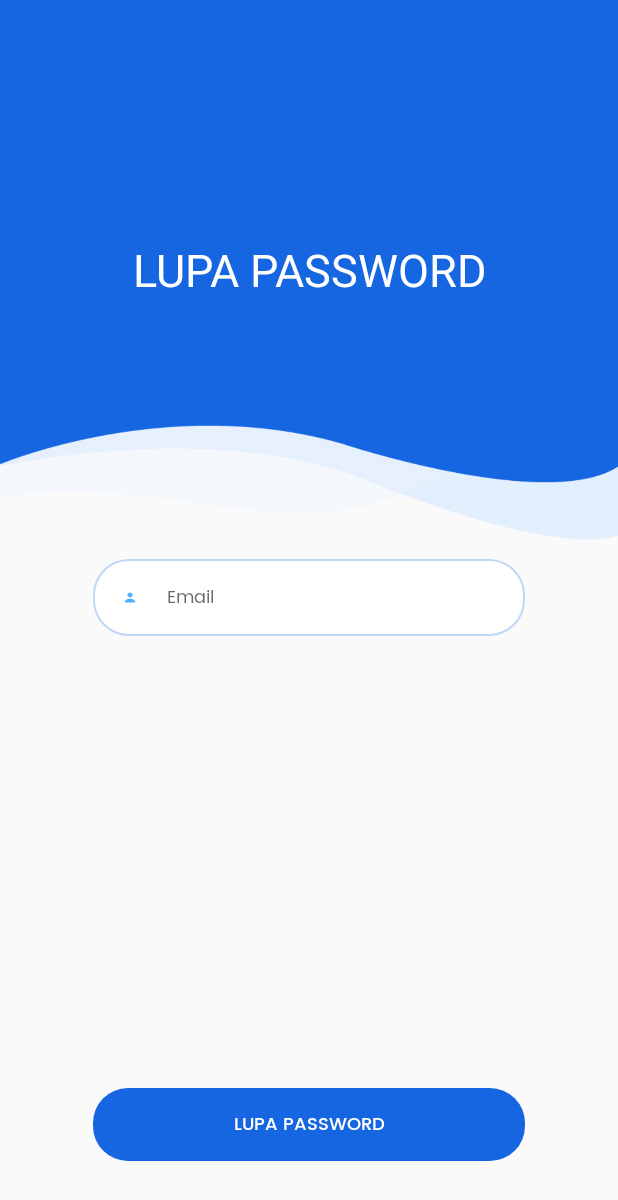
After one commit to taufan26/SMAN5SMG, an Android app: the ForgetPasswordActivity screen opened directly, with no data from a screen before it, on a phone screen of 412 x 824 dp. The commit adds this screen. Shown: the top 1200 px of the screen. Run offline under Robolectric (Android 15) with nearby library versions, the phone set to English and light mode, and no system bars; our stand-ins replace Volley.

Commit message:
lupa password

```diff
--- a/app/build.gradle
+++ b/app/build.gradle
@@ -39,10 +39,10 @@ dependencies {
 
     implementation "androidx.cardview:cardview:1.0.0"
     implementation "androidx.recyclerview:recyclerview:1.1.0"
-    implementation 'com.google.android.material:material:1.2.1'
+    implementation 'com.google.android.material:material:1.3.0'
     implementation 'org.jetbrains.kotlin:kotlin-stdlib:1.3.72'
-    implementation 'com.google.android.material:material:1.3.0-rc01'
     implementation 'com.github.VishnuSivadasVS:Advanced-HttpURLConnection:1.2'
     implementation 'com.ismaeldivita.chipnavigation:chip-navigation-bar:1.3.4'
     implementation 'com.github.scottyab:showhidepasswordedittext:0.8'
+    implementation 'com.android.volley:volley:1.1.1'
 }
--- a/app/src/main/AndroidManifest.xml
+++ b/app/src/main/AndroidManifest.xml
@@ -8,10 +8,9 @@
 
 
 
-
     <application
         android:allowBackup="true"
-        android:icon="@mipmap/ic_launcher"
+        android:icon="@drawable/logosma5"
         android:label="@string/app_name"
         android:roundIcon="@mipmap/ic_launcher_round"
         android:usesCleartextTraffic="true"
@@ -19,6 +18,7 @@
         android:theme="@style/Theme.SMAN5SMG">
         <activity android:name=".LoginActivity"/>
         <activity android:name=".MainActivity"/>
+        <activity android:name=".ForgetPasswordActivity"/>
         <activity android:name=".SplashScreen">
             <intent-filter>
                 <action android:name="android.intent.action.MAIN" />
--- /dev/null
+++ b/app/src/main/java/app/klikgss/sman5smg/ForgetPasswordActivity.java
@@ -0,0 +1,106 @@
+package app.klikgss.sman5smg;
+
+import android.app.ProgressDialog;
+import android.os.Bundle;
+import android.view.View;
+import android.widget.EditText;
+import android.widget.ProgressBar;
+import android.widget.TextView;
+import android.widget.Toast;
+
+import androidx.appcompat.app.AlertDialog;
+import androidx.appcompat.app.AppCompatActivity;
+
+import com.android.volley.AuthFailureError;
+import com.android.volley.Request;
+import com.android.volley.RequestQueue;
+import com.android.volley.Response;
+import com.android.volley.VolleyError;
+import com.android.volley.toolbox.StringRequest;
+import com.android.volley.toolbox.Volley;
+
+import org.json.JSONException;
+import org.json.JSONObject;
+
+import java.util.HashMap;
+import java.util.Map;
+
+import static com.android.volley.Request.Method.POST;
+
+public class ForgetPasswordActivity extends AppCompatActivity {
+
+    EditText editTextemail;
+    TextView btnforgot;
+    ProgressBar progressBar;
+
+    @Override
+    protected void onCreate(Bundle savedInstanceState) {
+        super.onCreate(savedInstanceState);
+        setContentView(R.layout.activity_forget_pasword);
+
+        editTextemail = (EditText)findViewById(R.id.email);
+        btnforgot = (TextView)findViewById(R.id.forget_btn);
+        progressBar = findViewById(R.id.forgetProgress);
+        submith();
+    }
+
+    private void submith() {
+        ProgressDialog progressDialog = new ProgressDialog(this);
+        progressDialog.setMessage("Loading . . .");
+        progressDialog.setProgressStyle(ProgressDialog.STYLE_SPINNER);
+        AlertDialog.Builder builder = new AlertDialog.Builder(this);
+        AlertDialog dialog = builder.create();
+        dialog.show();
+        btnforgot.setOnClickListener(new View.OnClickListener() {
+            @Override
+            public void onClick(View v) {
+                progressDialog.show();
+                String email = editTextemail.getText().toString().trim();
+                if (email.isEmpty()){
+                    progressDialog.dismiss();
+                    massage("Enter email valid!");
+                }else{
+                    StringRequest stringRequest = new StringRequest(Request.Method.POST, Urls.Forgot_URL,
+                            new Response.Listener<String>() {
+                                @Override
+                                public void onResponse(String response) {
+                                    try {
+                                        JSONObject object = new JSONObject(response);
+                                        String mail = object.getString("mail");
+                                        if (mail.equals("Send")){
+                                            progressDialog.dismiss();
+                                            massage("Email are Successfully send");
+                                        }else {
+                                            progressDialog.dismiss();
+                                            massage(response);
+                                        }
+                                    } catch (JSONException e) {
+                                        e.printStackTrace();
+                                    }
+                                }
+                            }, new Response.ErrorListener() {
+                        @Override
+                        public void onErrorResponse(VolleyError error) {
+                            progressDialog.dismiss();
+                            massage(error.toString());
+                        }
+                    }){
+                        @Override
+                        protected Map<String, String> getParams() throws AuthFailureError {
+                            HashMap<String, String> forgotparams = new HashMap<>();
+                            forgotparams.put("email",email);
+                            return forgotparams;
+                        }
+                    };
+                    RequestQueue requestQueue = Volley.newRequestQueue(ForgetPasswordActivity.this);
+                    requestQueue.add(stringRequest);
+                }
+            }
+        });
+    }
+
+    private void massage(String massage) {
+        Toast.makeText(this, massage,Toast.LENGTH_LONG).show();
+    }
+
+}
--- /dev/null
+++ b/app/src/main/res/layout/activity_forget_pasword.xml
@@ -0,0 +1,105 @@
+<?xml version="1.0" encoding="utf-8"?>
+<RelativeLayout
+    xmlns:app="http://schemas.android.com/apk/res-auto"
+    xmlns:android="http://schemas.android.com/apk/res/android"
+    xmlns:tools="http://schemas.android.com/tools"
+    android:layout_width="match_parent"
+    android:layout_height="match_parent"
+    tools:context=".ForgetPasswordActivity">
+
+    <LinearLayout
+        android:layout_width="match_parent"
+        android:layout_height="wrap_content"
+        android:orientation="vertical">
+
+        <FrameLayout
+            android:layout_width="match_parent"
+            android:layout_height="360dp"
+            android:background="@drawable/blue_bg">
+
+            <TextView
+                android:layout_width="match_parent"
+                android:layout_height="84dp"
+                android:gravity="center"
+                android:layout_gravity="center"
+                android:text="LUPA PASSWORD"
+                android:textSize="30sp"
+                android:textColor="@color/white"/>
+
+        </FrameLayout>
+
+        <RelativeLayout
+            android:layout_width="wrap_content"
+            android:layout_height="wrap_content"
+            android:layout_marginLeft="62dp"
+            android:layout_marginTop="12.7dp"
+            android:layout_marginRight="62dp"
+            android:background="@drawable/blue_border_rounded_cornwe">
+
+            <EditText
+                android:id="@+id/email"
+                android:layout_width="match_parent"
+                android:layout_height="wrap_content"
+                android:layout_toRightOf="@+id/pass_icon"
+                android:background="@android:color/transparent"
+                android:fontFamily="@font/poppins_regular"
+                android:hint="Email"
+                android:inputType="textEmailAddress"
+                android:paddingLeft="17dp"
+                android:paddingTop="15dp"
+                android:paddingBottom="15dp"
+                android:textCursorDrawable="@drawable/cursor_color"
+                android:textSize="12sp"/>
+
+            <ImageView
+                android:id="@+id/pass_icon"
+                android:layout_width="14.7dp"
+                android:layout_height="10.3dp"
+                android:layout_centerVertical="true"
+                android:layout_marginLeft="17dp"
+                android:src="@drawable/ic_action_person"/>
+
+        </RelativeLayout>
+        <ProgressBar
+            android:id="@+id/forgetProgress"
+            android:layout_width="wrap_content"
+            android:layout_height="wrap_content"
+            android:visibility="gone"
+            android:layout_gravity="center"/>
+
+    </LinearLayout>
+
+    <LinearLayout
+        android:layout_width="match_parent"
+        android:layout_height="wrap_content"
+        android:layout_alignParentBottom="true"
+        android:orientation="vertical">
+
+        <LinearLayout
+            android:layout_width="match_parent"
+            android:layout_height="wrap_content"
+            android:layout_marginBottom="50dp"
+            android:gravity="center"
+            android:orientation="vertical">
+
+            <TextView
+                android:id="@+id/forget_btn"
+                android:layout_width="match_parent"
+                android:layout_height="wrap_content"
+                android:layout_gravity="center"
+                android:layout_marginLeft="62dp"
+                android:layout_marginTop="18.7dp"
+                android:layout_marginRight="62dp"
+                android:background="@drawable/blue_fill__rounded_color"
+                android:fontFamily="@font/poppins_medium"
+                android:gravity="center"
+                android:paddingTop="14dp"
+                android:paddingBottom="14dp"
+                android:text="LUPA PASSWORD"
+                android:textColor="#ffffff"
+                android:textSize="12sp" />
+        </LinearLayout>
+
+    </LinearLayout>
+
+</RelativeLayout>
--- a/app/src/main/res/layout/activity_login.xml
+++ b/app/src/main/res/layout/activity_login.xml
@@ -145,9 +145,9 @@
 
             <TextView
                 android:id="@+id/login_btn"
-                android:layout_gravity="center"
                 android:layout_width="match_parent"
                 android:layout_height="wrap_content"
+                android:layout_gravity="center"
                 android:layout_marginLeft="62dp"
                 android:layout_marginTop="18.7dp"
                 android:layout_marginRight="62dp"
@@ -161,6 +161,7 @@
                 android:textSize="12sp" />
 
             <TextView
+                android:id="@+id/loginforget"
                 android:layout_width="wrap_content"
                 android:layout_height="wrap_content"
                 android:layout_gravity="center"
```
Also changed, not shown: app/src/main/java/app/klikgss/sman5smg/LoginActivity.java (+15 -2 lines), app/src/main/java/app/klikgss/sman5smg/Urls.java (added, +7 -0 lines), app/src/main/res/drawable-anydpi/ic_action_id.xml (added, +11 -0 lines), app/src/main/res/drawable-hdpi/ic_action_id.png (added), app/src/main/res/drawable-mdpi/ic_action_id.png (added), app/src/main/res/drawable-xhdpi/ic_action_id.png (added), app/src/main/res/drawable-xxhdpi/ic_action_id.png (added).
